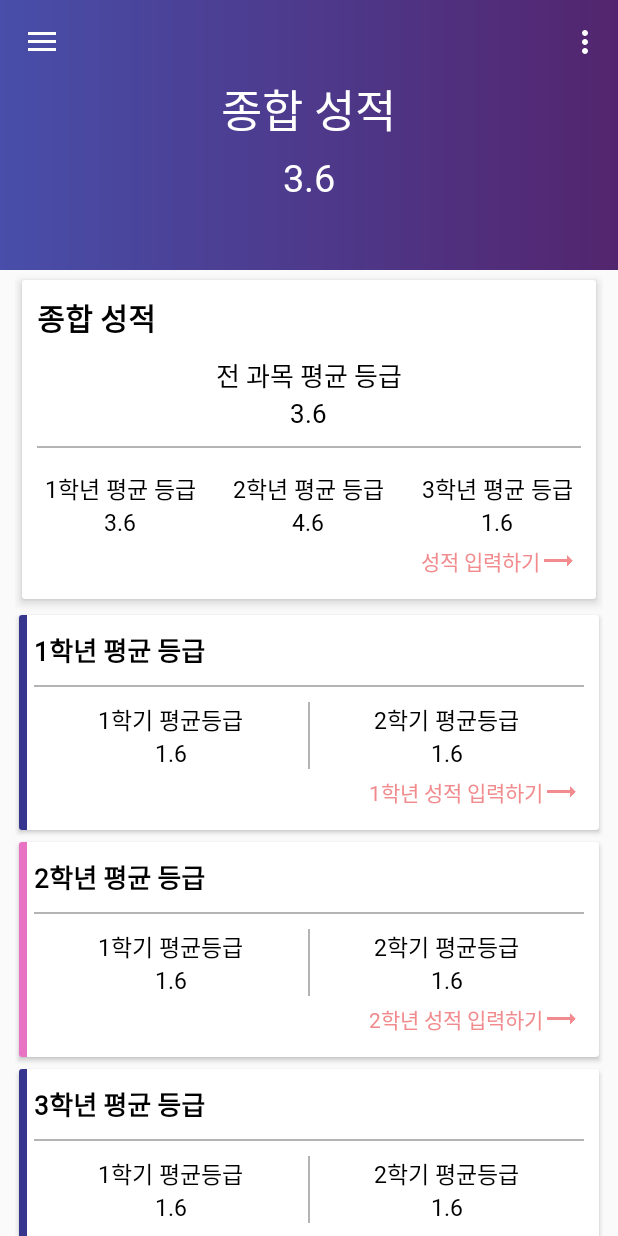
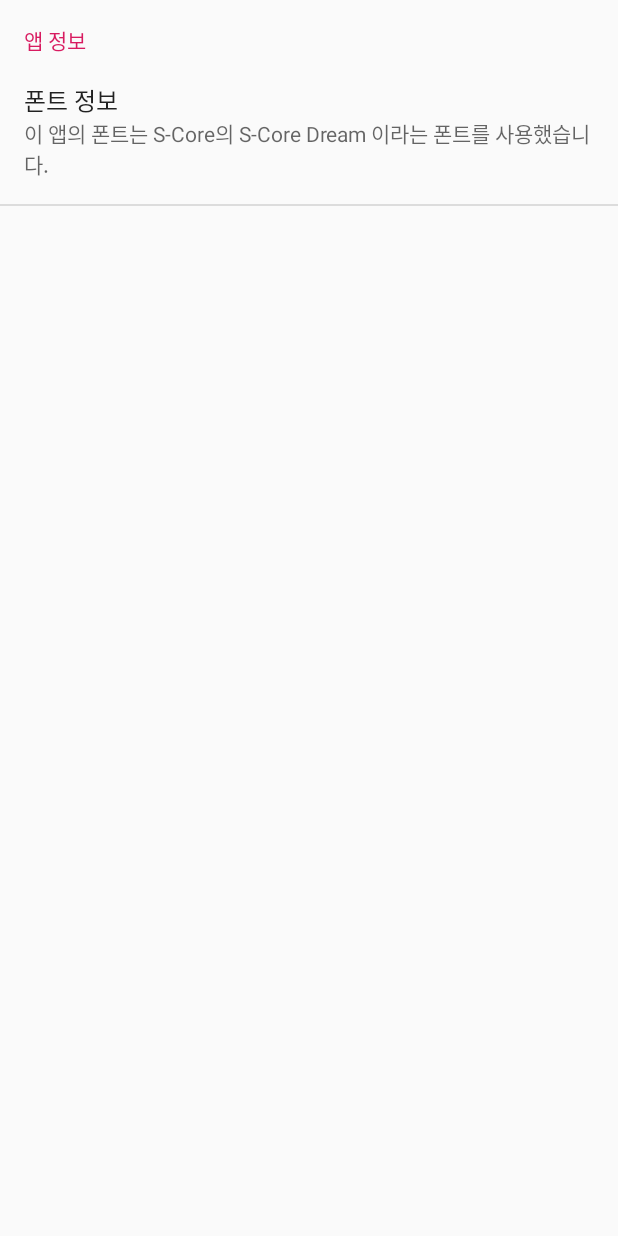
Before and after one commit to K1A2/SchoolCalculator, an Android app: the screen it shows after launch (MainActivity before the commit, PreferenceActivity after it), in the options menu, after a tap on "Settings", on a phone screen of 412 x 824 dp. Run offline under Robolectric (Android 15) with nearby library versions, the phone set to English and light mode, and no system bars.

Commit message:
preferenceActivity 생성

```diff
--- a/app/src/main/AndroidManifest.xml
+++ b/app/src/main/AndroidManifest.xml
@@ -27,6 +27,8 @@
             android:theme="@style/AppTheme.NoActionBar"/>
         <activity android:name=".activity.ScoreEditActivity"
             android:screenOrientation="portrait"/>
+        <activity android:name=".activity.PreferenceActivity"
+            android:screenOrientation="portrait"/>
     </application>
 
 </manifest>
--- a/app/src/main/java/com/k1a2/schoolcalculator/activity/MainActivity.java
+++ b/app/src/main/java/com/k1a2/schoolcalculator/activity/MainActivity.java
@@ -160,6 +160,7 @@ public class MainActivity extends AppCompatActivity
 
         //noinspection SimplifiableIfStatement
         if (id == R.id.action_settings) {
+            startActivity(new Intent(this, PreferenceActivity.class));
             return true;
         }
 
--- /dev/null
+++ b/app/src/main/java/com/k1a2/schoolcalculator/activity/PreferenceActivity.java
@@ -0,0 +1,14 @@
+package com.k1a2.schoolcalculator.activity;
+
+import android.os.Bundle;
+
+import com.k1a2.schoolcalculator.R;
+
+public class PreferenceActivity extends android.preference.PreferenceActivity {
+
+    @Override
+    public void onCreate(Bundle savedInstanceState) {
+        super.onCreate(savedInstanceState);
+        addPreferencesFromResource(R.xml.activity_preference);
+    }
+}
--- /dev/null
+++ b/app/src/main/res/xml/activity_preference.xml
@@ -0,0 +1,10 @@
+<?xml version="1.0" encoding="utf-8"?>
+<PreferenceScreen xmlns:android="http://schemas.android.com/apk/res/android">
+    <PreferenceCategory android:title="앱 정보">
+
+        <Preference android:title="폰트 정보" android:summary="이 앱의 폰트는 S-Core의 S-Core Dream 이라는 폰트를 사용했습니다.">
+            <intent android:action="android.intent.action.VIEW" android:data="http://www.s-core.co.kr/who-we-are/font/"/>
+        </Preference>
+
+    </PreferenceCategory>
+</PreferenceScreen>
```
